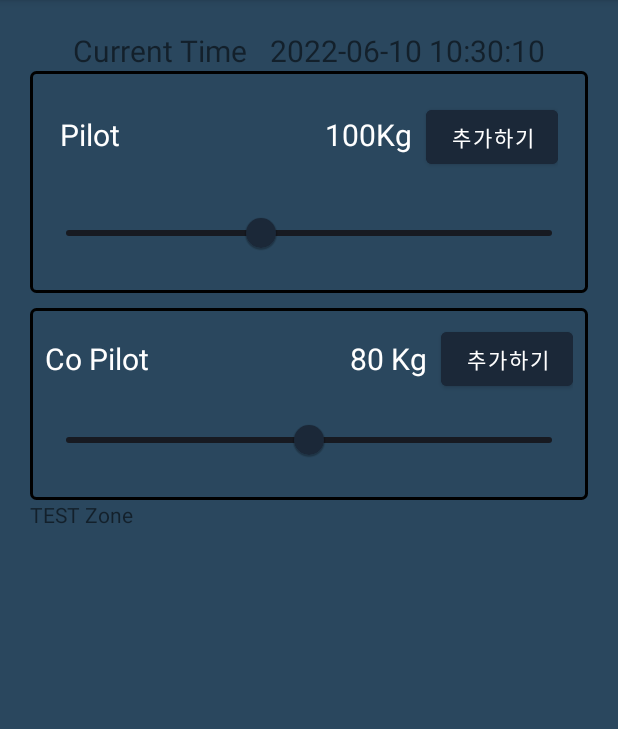
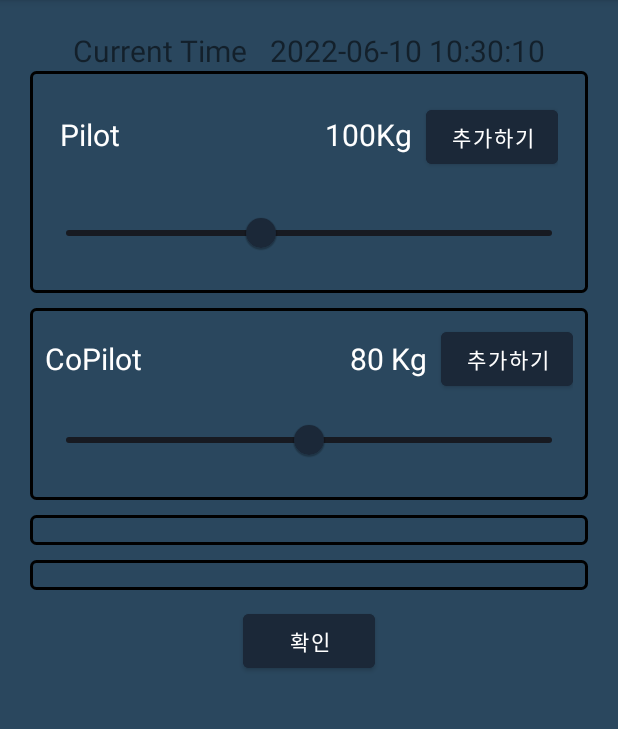
Before and after one commit to asd14235/Weight_N_Balance, an Android app: the pilotWeightActivity screen opened directly, with no data from a screen before it, on a phone screen of 412 x 824 dp, the part 84-813 px from its top. Run offline under Robolectric (Android 15) with nearby library versions, the phone set to English and light mode, and no system bars; our stand-ins replace data binding.

```diff
--- a/app/src/main/res/layout/activity_pilot_weight.xml
+++ b/app/src/main/res/layout/activity_pilot_weight.xml
@@ -117,6 +117,7 @@
                     android:padding="10dp"
                     android:background="@drawable/ractangle_square"
                     android:orientation="vertical">
+
                     <LinearLayout
                         android:layout_width="match_parent"
                         android:layout_height="wrap_content"
@@ -129,7 +130,7 @@
                             android:textSize="20dp"
                             android:layout_weight="1"
                             android:textColor="@color/white"
-                            android:text="Co Pilot"/>
+                            android:text="CoPilot"/>
 
                         <TextView
                             android:id="@+id/pilotWeightTxt2"
@@ -140,6 +141,17 @@
                             android:layout_weight="1"
                             android:textSize="20dp"
                             android:text="80 Kg"/>
+
+                        <EditText
+                            android:id="@+id/weightEdt2"
+                            android:layout_width="wrap_content"
+                            android:layout_height="wrap_content"
+                            android:layout_weight="1"
+                            android:hint="몸무게를 입력하세요"
+                            android:textSize="13sp"
+                            android:imeOptions="actionDone"
+                            android:inputType="number"
+                            android:visibility="gone"/>
 
                         <Button
                             android:id="@+id/coPilotAddBtn"
@@ -167,19 +179,40 @@
 
                 </LinearLayout>
 
-                <TextView
-                    android:id="@+id/TestZone"
+                <LinearLayout
+                    android:gravity="center"
+                    android:layout_width="match_parent"
+                    android:layout_height="wrap_content"
+                    android:orientation="horizontal"
+                    android:background="@drawable/ractangle_square"
+                    android:layout_marginTop="10dp">
+
+                </LinearLayout>
+
+                <LinearLayout
+                    android:gravity="center"
+                    android:layout_width="match_parent"
+                    android:layout_height="wrap_content"
+                    android:background="@drawable/ractangle_square"
+                    android:layout_marginTop="10dp"
+                    android:orientation="horizontal">
+
+                </LinearLayout>
+
+                <Button
+                    android:id="@+id/conFirmBtn"
                     android:layout_width="wrap_content"
                     android:layout_height="wrap_content"
-                    android:text="TEST Zone"/>
-
-
-
-
+                    android:backgroundTint="@color/dark_blue"
+                    android:layout_gravity="center"
+                    android:layout_marginTop="10dp"
+                    android:text="확인"/>
 
             </LinearLayout>
 
         </ScrollView>
+
+
     </LinearLayout>
 
 
```
Also changed, not shown: app/src/main/java/com/neppplus/weight_n_balance/MainActivity.kt (+18 -11 lines), app/src/main/java/com/neppplus/weight_n_balance/Utils/HideKeyboard.kt (added, +18 -0 lines), app/src/main/java/com/neppplus/weight_n_balance/weights/pilotWeightActivity.kt (+61 -8 lines), app/src/main/res/layout/activity_main.xml (+45 -5 lines).
